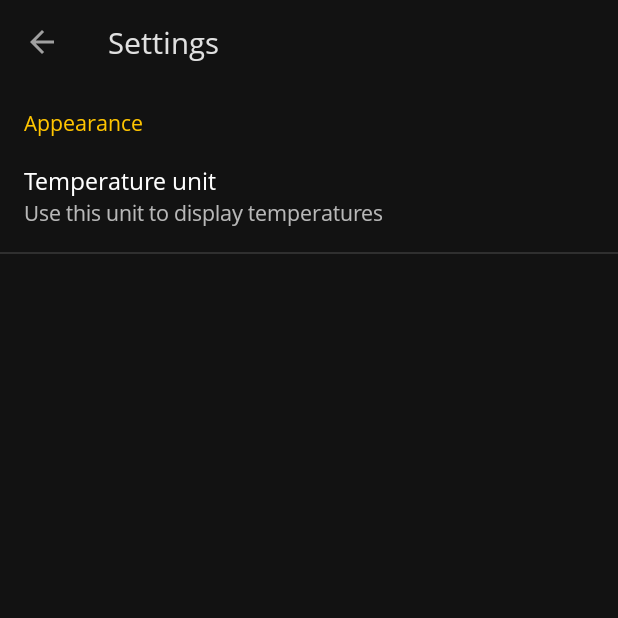
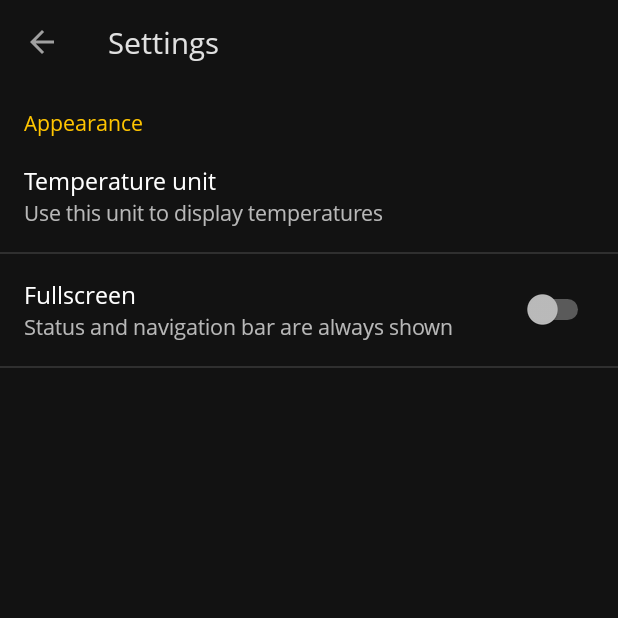
Before and after one commit to depau/POuLBITS-Android, an Android app: the screen it shows after launch (SettingsActivity), in the options menu, after a tap on "Settings", on a phone screen of 412 x 824 dp, the top half of it. Run offline under Robolectric (Android 15) with nearby library versions, the phone set to English and light mode, and no system bars; our stand-ins replace Picasso; network calls fail; pictures from the network do not load.

Commit message:
Add fullscreen setting

```diff
--- a/app/src/main/java/org/poul/bits/android/controllers/appsettings/IAppSettingsHelper.kt
+++ b/app/src/main/java/org/poul/bits/android/controllers/appsettings/IAppSettingsHelper.kt
@@ -4,4 +4,5 @@ import org.poul.bits.android.controllers.appsettings.enum.TemperatureUnit
 
 interface IAppSettingsHelper {
     var temperatureUnit: TemperatureUnit
+    var fullscreen: Boolean
 }
--- a/app/src/main/res/values/strings.xml
+++ b/app/src/main/res/values/strings.xml
@@ -117,6 +117,10 @@
     <string name="settings_appearance">Appearance</string>
     <string name="settings_temp_unit">Temperature unit</string>
     <string name="settings_temp_unit_desc">Use this unit to display temperatures</string>
+    <string name="settings_fullscreen_desc">Hide status bar while the app is open</string>
+    <string name="settings_fullscreen_desc_off">Status and navigation bar are always shown</string>
+    <string name="settings_fullscreen_desc_on">Status and navigation bar will be hidden</string>
+    <string name="pref_ringtone_silent">Silent</string>
 
     <string-array name="settings_temperature_unit_titles">
         <item>Celsius</item>
--- a/app/src/main/res/xml/preferences.xml
+++ b/app/src/main/res/xml/preferences.xml
@@ -8,6 +8,17 @@
                 android:entries="@array/settings_temperature_unit_titles"
                 android:entryValues="@array/settings_temperature_unit_values"
                 android:key="temp_unit"
+                android:defaultValue="CELSIUS"
         />
+
+        <SwitchPreference
+                android:title="Fullscreen"
+                android:summary="@string/settings_fullscreen_desc"
+                android:summaryOff="@string/settings_fullscreen_desc_off"
+                android:summaryOn="@string/settings_fullscreen_desc_on"
+                android:key="fullscreen"
+                android:defaultValue="false"
+            />
+
     </PreferenceCategory>
 </PreferenceScreen>
```
Also changed, not shown: app/src/main/java/org/poul/bits/android/controllers/appsettings/impl/AppSettingsHelper.kt (+6 -1 lines), app/src/main/java/org/poul/bits/android/ui/activities/MainActivity.kt (+51 -16 lines).
